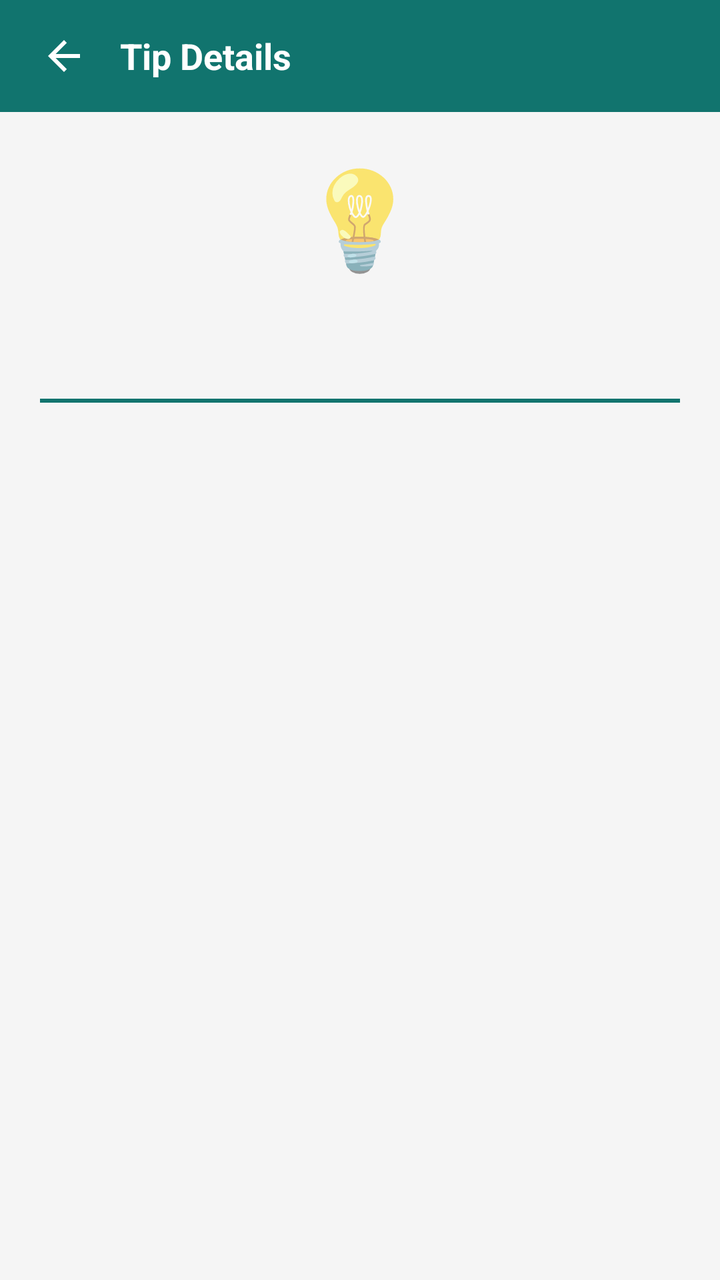
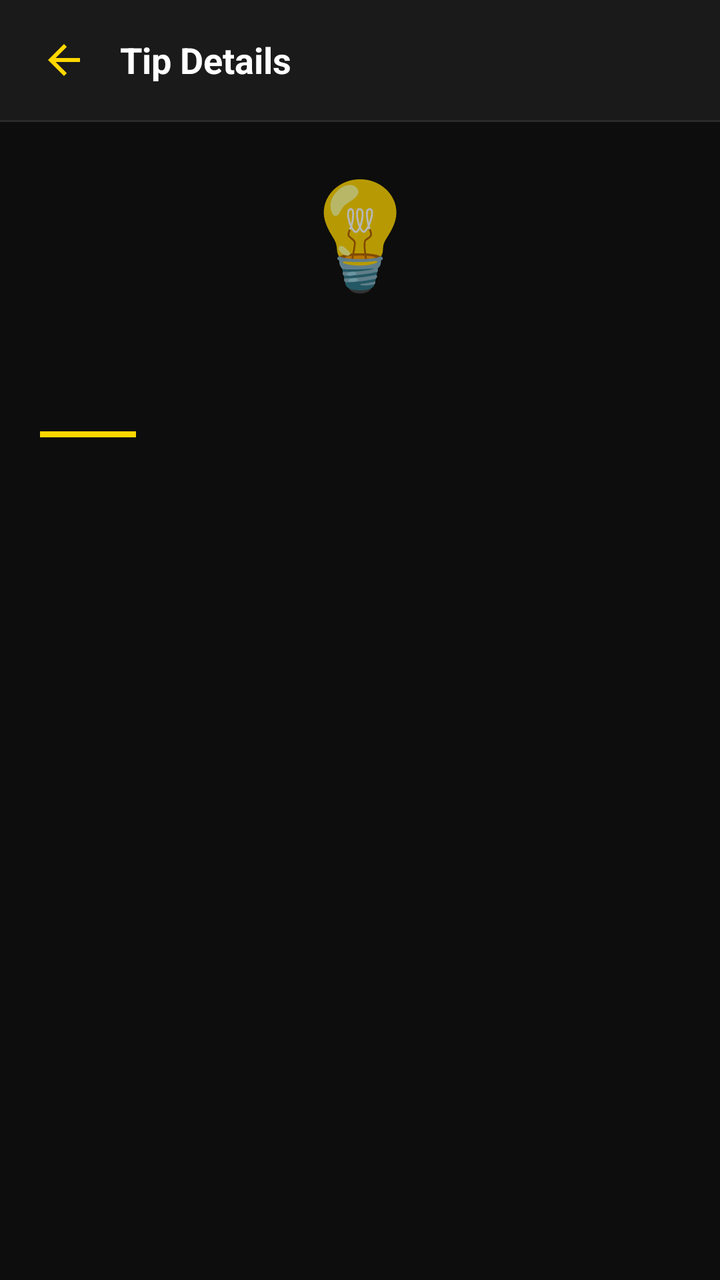

Compare the two renders of this Android layout. The source of the first and the diff that turns it into the second are given below.
<!-- AndroidManifest.xml: application theme Theme.RbxCalculatorRoboxCounter -->
<!-- res/layout/activity_tips_details.xml -->
<?xml version="1.0" encoding="utf-8"?>
<LinearLayout xmlns:android="http://schemas.android.com/apk/res/android"
    android:layout_width="match_parent"
    android:layout_height="match_parent"
    android:orientation="vertical"
    android:background="#F5F5F5">

    <LinearLayout android:layout_width="match_parent" android:layout_height="56dp"
        android:background="@color/theme_color" android:orientation="horizontal"
        android:gravity="center_vertical" android:paddingHorizontal="8dp">
        <ImageButton android:id="@+id/btnBack" android:layout_width="48dp" android:layout_height="48dp"
            android:background="?attr/selectableItemBackgroundBorderless"
            android:src="@drawable/ic_back_arrow" android:tint="#FFFFFF" android:contentDescription="Back"/>
        <TextView android:layout_width="0dp" android:layout_height="wrap_content" android:layout_weight="1"
            android:text="Tip Details" android:textColor="#FFFFFF" android:textSize="18sp"
            android:textStyle="bold" android:layout_marginStart="4dp"/>
    </LinearLayout>

    <ScrollView android:layout_width="match_parent" android:layout_height="0dp" android:layout_weight="1">
        <LinearLayout android:layout_width="match_parent" android:layout_height="wrap_content"
            android:orientation="vertical" android:padding="20dp">

            <TextView android:layout_width="wrap_content" android:layout_height="wrap_content"
                android:text="💡" android:textSize="48sp" android:layout_gravity="center"
                android:layout_marginBottom="16dp"/>

            <TextView android:id="@+id/tvTipDetailTitle"
                android:layout_width="match_parent" android:layout_height="wrap_content"
                android:textSize="20sp" android:textStyle="bold"
                android:textColor="@color/theme_color" android:layout_marginBottom="16dp"/>

            <View android:layout_width="match_parent" android:layout_height="2dp"
                android:background="@color/theme_color" android:layout_marginBottom="16dp"/>

            <TextView android:id="@+id/tvTipDetailBody"
                android:layout_width="match_parent" android:layout_height="wrap_content"
                android:textSize="15sp" android:lineSpacingMultiplier="1.5"
                android:textColor="#333333"/>
        </LinearLayout>
    </ScrollView>
</LinearLayout>
<!-- resources referenced by this layout -->
<resources>
  <color name="theme_color">#11746e</color>
  <!-- drawable ic_back_arrow (drawable) -->
  <?xml version="1.0" encoding="utf-8"?>
  <vector xmlns:android="http://schemas.android.com/apk/res/android"
      android:width="24dp"
      android:height="24dp"
      android:viewportWidth="24"
      android:viewportHeight="24">
      <path
          android:fillColor="@android:color/white"
          android:pathData="M20,11H7.83l5.59,-5.59L12,4l-8,8 8,8 1.41,-1.41L7.83,13H20v-2z"/>
  </vector>
  <style name="Theme.RbxCalculatorRoboxCounter" parent="Theme.MaterialComponents.DayNight.NoActionBar">
          <item name="colorPrimary">@color/theme_color</item>
          <item name="colorPrimaryVariant">@color/theme_color</item>
          <item name="colorOnPrimary">@color/white</item>
          <item name="colorSecondary">@color/theme_color</item>
          <item name="colorOnSecondary">@color/white</item>
          <item name="android:statusBarColor">@color/theme_color</item>
          <item name="android:navigationBarColor">@color/white</item>
      </style>
  <style name="Theme.MaterialComponents.DayNight.NoActionBar" parent="@style/Theme.MaterialComponents.NoActionBar">
      </style>
  <color name="white">#FFFFFF</color>
</resources>

<!-- the commit's change to res/layout/activity_tips_details.xml (unified diff, before → after) -->
@@ -3,39 +3,45 @@
     android:layout_width="match_parent"
     android:layout_height="match_parent"
     android:orientation="vertical"
-    android:background="#F5F5F5">
+    android:background="@color/bg_primary">
 
-    <LinearLayout android:layout_width="match_parent" android:layout_height="56dp"
-        android:background="@color/theme_color" android:orientation="horizontal"
+    <LinearLayout android:layout_width="match_parent" android:layout_height="60dp"
+        android:background="@color/bg_surface" android:orientation="horizontal"
         android:gravity="center_vertical" android:paddingHorizontal="8dp">
         <ImageButton android:id="@+id/btnBack" android:layout_width="48dp" android:layout_height="48dp"
             android:background="?attr/selectableItemBackgroundBorderless"
-            android:src="@drawable/ic_back_arrow" android:tint="#FFFFFF" android:contentDescription="Back"/>
+            android:src="@drawable/ic_back_arrow" android:tint="@color/gold" android:contentDescription="Back"/>
         <TextView android:layout_width="0dp" android:layout_height="wrap_content" android:layout_weight="1"
-            android:text="Tip Details" android:textColor="#FFFFFF" android:textSize="18sp"
+            android:text="Tip Details" android:textColor="@color/text_primary" android:textSize="18sp"
             android:textStyle="bold" android:layout_marginStart="4dp"/>
     </LinearLayout>
+
+    <View android:layout_width="match_parent" android:layout_height="1dp" android:background="@color/bg_divider" />
 
     <ScrollView android:layout_width="match_parent" android:layout_height="0dp" android:layout_weight="1">
         <LinearLayout android:layout_width="match_parent" android:layout_height="wrap_content"
             android:orientation="vertical" android:padding="20dp">
 
+            
             <TextView android:layout_width="wrap_content" android:layout_height="wrap_content"
-                android:text="💡" android:textSize="48sp" android:layout_gravity="center"
-                android:layout_marginBottom="16dp"/>
+                android:text="💡" android:textSize="52sp" android:layout_gravity="center"
+                android:layout_marginBottom="20dp"/>
 
             <TextView android:id="@+id/tvTipDetailTitle"
                 android:layout_width="match_parent" android:layout_height="wrap_content"
-                android:textSize="20sp" android:textStyle="bold"
-                android:textColor="@color/theme_color" android:layout_marginBottom="16dp"/>
+                android:textSize="22sp" android:textStyle="bold"
+                android:textColor="@color/text_primary"
+                android:layout_marginBottom="16dp"
+                android:lineSpacingMultiplier="1.3"/>
 
-            <View android:layout_width="match_parent" android:layout_height="2dp"
-                android:background="@color/theme_color" android:layout_marginBottom="16dp"/>
+            <View android:layout_width="48dp" android:layout_height="3dp"
+                android:background="@color/gold"
+                android:layout_marginBottom="20dp"/>
 
             <TextView android:id="@+id/tvTipDetailBody"
                 android:layout_width="match_parent" android:layout_height="wrap_content"
-                android:textSize="15sp" android:lineSpacingMultiplier="1.5"
-                android:textColor="#333333"/>
+                android:textSize="15sp" android:lineSpacingMultiplier="1.7"
+                android:textColor="@color/text_secondary"/>
         </LinearLayout>
     </ScrollView>
 </LinearLayout>
<!-- resource entries referenced after the edit -->
@@ -1,6 +1,11 @@
 <!-- resources referenced by this layout -->
 <resources>
-  <color name="theme_color">#11746e</color>
+  <color name="bg_divider">#2A2A2A</color>
+  <color name="bg_primary">#0D0D0D</color>
+  <color name="bg_surface">#1A1A1A</color>
+  <color name="gold">#FFD700</color>
+  <color name="text_primary">#FFFFFF</color>
+  <color name="text_secondary">#9E9E9E</color>
   <!-- drawable ic_back_arrow (drawable) -->
   <?xml version="1.0" encoding="utf-8"?>
   <vector xmlns:android="http://schemas.android.com/apk/res/android"
@@ -12,17 +17,31 @@
           android:fillColor="@android:color/white"
           android:pathData="M20,11H7.83l5.59,-5.59L12,4l-8,8 8,8 1.41,-1.41L7.83,13H20v-2z"/>
   </vector>
-  <style name="Theme.RbxCalculatorRoboxCounter" parent="Theme.MaterialComponents.DayNight.NoActionBar">
-          <item name="colorPrimary">@color/theme_color</item>
-          <item name="colorPrimaryVariant">@color/theme_color</item>
-          <item name="colorOnPrimary">@color/white</item>
-          <item name="colorSecondary">@color/theme_color</item>
-          <item name="colorOnSecondary">@color/white</item>
-          <item name="android:statusBarColor">@color/theme_color</item>
-          <item name="android:navigationBarColor">@color/white</item>
+  <style name="Theme.RbxCalculatorRoboxCounter" parent="Theme.MaterialComponents.NoActionBar">
+          
+          <item name="colorPrimary">@color/gold</item>
+          <item name="colorPrimaryVariant">@color/gold_dim</item>
+          <item name="colorOnPrimary">@color/text_on_gold</item>
+          <item name="colorSecondary">@color/gold</item>
+          <item name="colorOnSecondary">@color/text_on_gold</item>
+  
+          
+          <item name="android:colorBackground">@color/bg_primary</item>
+          <item name="colorSurface">@color/bg_surface</item>
+          <item name="colorOnSurface">@color/text_primary</item>
+          <item name="colorOnBackground">@color/text_primary</item>
+  
+          
+          <item name="android:statusBarColor">@color/bg_primary</item>
+          <item name="android:navigationBarColor">@color/bg_primary</item>
+          <item name="android:windowLightStatusBar">false</item>
+  
+          
+          <item name="colorControlActivated">@color/gold</item>
+          <item name="colorControlHighlight">@color/gold_20</item>
       </style>
-  <style name="Theme.MaterialComponents.DayNight.NoActionBar" parent="@style/Theme.MaterialComponents.NoActionBar">
-      </style>
-  <color name="white">#FFFFFF</color>
+  <color name="gold_dim">#B8860B</color>
+  <color name="text_on_gold">#000000</color>
+  <color name="gold_20">#33FFD700</color>
 </resources>
 
